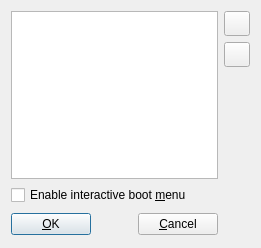
tobimensch/aqemu, file src/Boot_Device_Window.ui: the form before one commit.
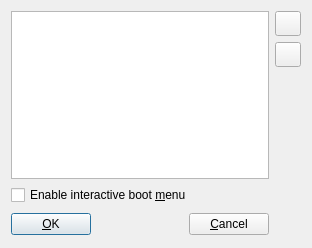
The form after the commit. Icons and pictures are not drawn.

What changed in the file:
```diff
--- a/src/Boot_Device_Window.ui
+++ b/src/Boot_Device_Window.ui
@@ -7,7 +7,7 @@
    <rect>
     <x>0</x>
     <y>0</y>
-    <width>261</width>
+    <width>312</width>
     <height>248</height>
    </rect>
   </property>
```
Left out of the diff: 12 changed lines with no effect on the pictures.
